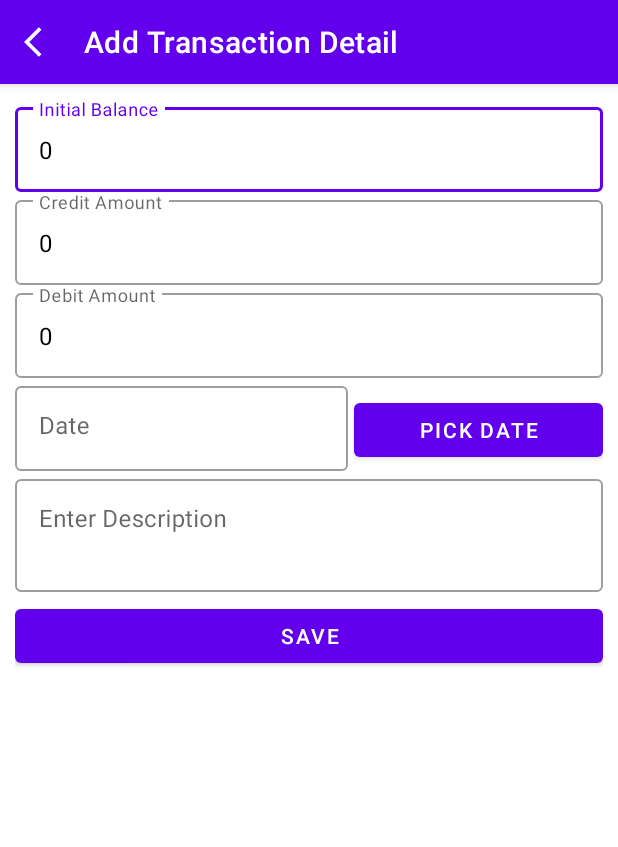
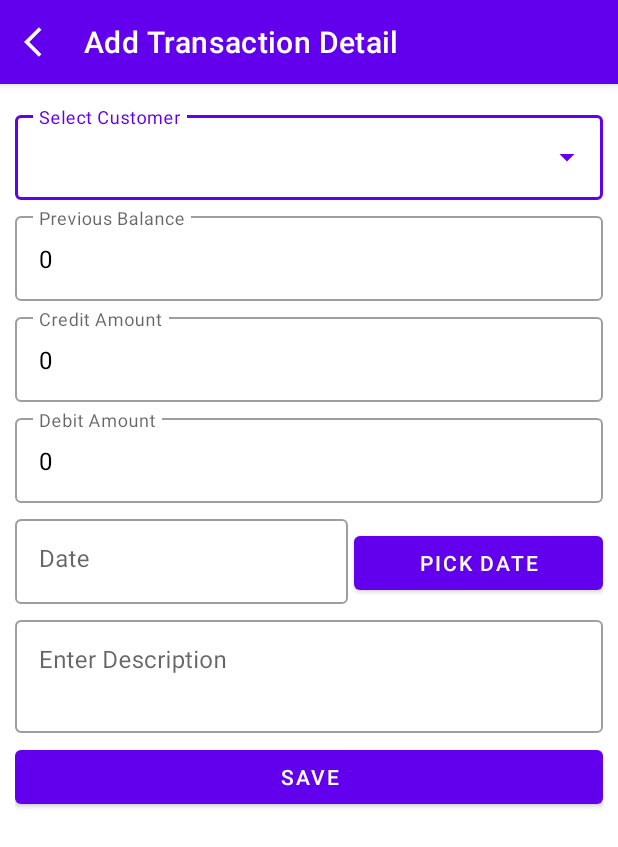
Before and after one commit to AhmerAfzal1/Rose-Simple-Accounting, an Android app: the AddTransactions screen opened directly, with no data from a screen before it, on a phone screen of 412 x 824 dp. Shown: the top 847 px of the screen. Run offline under Robolectric (Android 15) with nearby library versions, the phone set to English and light mode, and no system bars.

Commit message:
Transactions update according customers is pending

```diff
--- a/app/src/main/java/com/ahmer/accounting/AddTransactions.kt
+++ b/app/src/main/java/com/ahmer/accounting/AddTransactions.kt
@@ -4,12 +4,14 @@ import android.app.DatePickerDialog
 import android.content.Context
 import android.os.Bundle
 import android.util.Log
+import android.widget.AdapterView
 import android.widget.Toast
 import androidx.appcompat.app.AppCompatActivity
 import com.ahmer.accounting.Constants.Companion.LOG_TAG
 import com.ahmer.accounting.model.Transactions
 import com.google.android.material.appbar.MaterialToolbar
 import com.google.android.material.button.MaterialButton
+import com.google.android.material.textfield.MaterialAutoCompleteTextView
 import com.google.android.material.textfield.TextInputEditText
 import java.text.SimpleDateFormat
 import java.util.*
@@ -31,6 +33,7 @@ class AddTransactions : AppCompatActivity() {
         val pickDate = findViewById<MaterialButton>(R.id.btnDate)
         val inputDescription = findViewById<TextInputEditText>(R.id.inputDescription)
         val saveButton = findViewById<MaterialButton>(R.id.btnSave)
+        val tvSpinner = findViewById<MaterialAutoCompleteTextView>(R.id.tvSpinner)
         initialBalance.setText("0")
         creditAmount.setText("0")
         debitAmount.setText("0")
@@ -55,12 +58,25 @@ class AddTransactions : AppCompatActivity() {
             datePicker.show()
         }
 
-        val listOfTrans = myDatabaseHelper.getTransactions()
-        for (trans: Transactions in listOfTrans) {
-            Log.v(LOG_TAG, trans.toString())
-        }
+        val customerProfileFromDatabase = myDatabaseHelper.getCustomerProfileData()
+        val customersAdapter = CustomersAdapter(this, customerProfileFromDatabase)
+        var customerId: Int = 0
+        tvSpinner.threshold = 1
+        tvSpinner.setAdapter(customersAdapter)
+        tvSpinner.onItemClickListener =
+            AdapterView.OnItemClickListener { parent, view, position, id ->
+                customerId = customerProfileFromDatabase[position].id
+                when (position) {
+                    0 -> {
+                        Log.v(LOG_TAG, "Ahmer")
+                    }
+                    1 -> {
+                        Log.v(LOG_TAG, "Aamir")
+                    }
+                }
+            }
 
-        fun addTransaction(context: Context) {
+        fun addTransaction(context: Context, iD: Int) {
             try {
                 if (previousBalance > 0) {
                     initialBalance.setText(previousBalance.toString())
@@ -106,6 +122,7 @@ class AddTransactions : AppCompatActivity() {
                     val userInputDate: String = inputDate.text.toString()
                     val userInputDescription: String = inputDescription.text.toString().trim()
                     val transactions = Transactions().apply {
+                        id = iD
                         if (initialBalance.text.toString().trim().toDouble() > 0) {
                             userInputBalance = initialBalance.text.toString().trim().toDouble()
                             balance = userInputBalance
@@ -146,7 +163,7 @@ class AddTransactions : AppCompatActivity() {
         }
 
         saveButton.setOnClickListener {
-            addTransaction(this)
+            addTransaction(this, customerId)
         }
     }
 }
--- /dev/null
+++ b/app/src/main/java/com/ahmer/accounting/CustomersAdapter.kt
@@ -0,0 +1,109 @@
+package com.ahmer.accounting
+
+import android.content.Context
+import android.view.LayoutInflater
+import android.view.View
+import android.view.ViewGroup
+import android.widget.BaseAdapter
+import android.widget.Filter
+import android.widget.Filterable
+import android.widget.TextView
+import com.ahmer.accounting.model.CustomerProfile
+
+class CustomersAdapter(context: Context, arrayList: ArrayList<CustomerProfile>) :
+    BaseAdapter(), Filterable {
+
+    private val mContext = context
+    private var mArrayList: ArrayList<CustomerProfile> = arrayList
+
+    override fun getCount(): Int {
+        return mArrayList.size
+    }
+
+    override fun getItem(position: Int): CustomerProfile {
+        return mArrayList[position]
+    }
+
+    override fun getItemId(position: Int): Long {
+        return position.toLong()
+    }
+
+    private val scale = context.resources.displayMetrics.density
+    private fun init(position: Int, convertView: View?, parent: ViewGroup): View {
+        var viewConvert = convertView
+
+        if (viewConvert == null) {
+            viewConvert = LayoutInflater.from(mContext)
+                .inflate(R.layout.get_customer_data_spinner, parent, false)
+        }
+
+        val tvId = viewConvert?.findViewById<TextView>(R.id.tvId)
+        val tvName = viewConvert?.findViewById<TextView>(R.id.tvName)
+        tvId?.text = mArrayList[position].id.toString()
+        tvName?.text = mArrayList[position].name
+        val px = (scale * 5 + 0.5f).toInt()
+        tvId?.setPadding(px, px, px, px)
+        tvName?.setPadding(px, px, px, px)
+
+        return viewConvert!!
+    }
+
+    override fun getDropDownView(position: Int, convertView: View?, parent: ViewGroup): View {
+        return init(position, convertView, parent)
+    }
+
+    override fun getView(position: Int, convertView: View?, parent: ViewGroup): View {
+        return init(position, convertView, parent)
+    }
+
+    override fun getFilter(): Filter {
+        return object : Filter() {
+            override fun performFiltering(prefix: CharSequence?): FilterResults {
+                /*
+                val results = FilterResults()
+                if (prefix == null || prefix.length == 0)
+                {
+                    val list = mArrayList
+                    results.values = list
+                    results.count = list.size
+                }
+                else
+                {
+                    val prefixString = prefix.toString().toLowerCase()
+                    val unfilteredValues = mArrayList
+                    val count = unfilteredValues.size
+                    val newValues = ArrayList<CustomerProfile>(count)
+                    for (i in 0 until count)
+                    {
+                        val pc = unfilteredValues.get(i)
+                        if (pc != null)
+                        {
+                            if (pc.name != null && pc.name.startsWith(prefixString))
+                            {
+                                newValues.add(pc)
+                            }*//*
+                            else if (pc.getEmail() != null && pc.getEmail().startsWith(prefixString))
+                            {
+                                newValues.add(pc)
+                            }*//*
+                        }
+                    }
+                    results.values = newValues
+                    results.count = newValues.size
+                }
+                return results
+                */
+                return FilterResults()
+            }
+
+            override fun publishResults(constraint: CharSequence?, results: FilterResults?) {
+                /*
+                if (results != null) {
+                    mArrayList = results.values as ArrayList<CustomerProfile>
+                }
+                notifyDataSetChanged()
+                */
+            }
+        }
+    }
+}
--- a/app/src/main/java/com/ahmer/accounting/MyDatabaseHelper.kt
+++ b/app/src/main/java/com/ahmer/accounting/MyDatabaseHelper.kt
@@ -52,7 +52,7 @@ class MyDatabaseHelper(context: Context) :
                     "CHECK($CUSTOMER_GENDER IN ('Male', 'Female', 'Unknown'))" +
                     ")"
             val createTransactionsTable = "CREATE TABLE IF NOT EXISTS $TRANSACTIONS_TABLE_NAME (" +
-                    "$ID INTEGER PRIMARY KEY AUTOINCREMENT UNIQUE NOT NULL, " +
+                    "$ID INTEGER PRIMARY KEY UNIQUE NOT NULL, " +
                     "$DATE DATE DEFAULT CURRENT_DATE NOT NULL, " +
                     "$DESCRIPTION TEXT NOT NULL, " +
                     "$CREDIT REAL, " +
@@ -170,6 +170,7 @@ class MyDatabaseHelper(context: Context) :
 
     fun insertTransactions(transactions: Transactions) {
         val contentValues = ContentValues().apply {
+            put(ID, transactions.id)
             put(DATE, transactions.date)
             put(DESCRIPTION, transactions.description)
             put(CREDIT, transactions.credit)
--- a/app/src/main/java/com/ahmer/accounting/model/CustomerProfile.kt
+++ b/app/src/main/java/com/ahmer/accounting/model/CustomerProfile.kt
@@ -19,4 +19,8 @@ class CustomerProfile {
     var phone3: String = ""
 
     var comment: String = ""
+
+    override fun toString(): String {
+        return "ID: $id - $name"
+    }
 }
--- a/app/src/main/res/layout/add_transactions.xml
+++ b/app/src/main/res/layout/add_transactions.xml
@@ -27,9 +27,32 @@
         android:layout_margin="10dp">
 
         <LinearLayout
+            android:id="@+id/layoutSpinner"
+            android:layout_width="match_parent"
+            android:layout_height="wrap_content"
+            android:layout_marginTop="5dp"
+            android:orientation="horizontal">
+
+            <com.google.android.material.textfield.TextInputLayout
+                style="@style/Widget.MaterialComponents.TextInputLayout.OutlinedBox.ExposedDropdownMenu"
+                android:layout_width="match_parent"
+                android:layout_height="wrap_content"
+                android:hint="@string/select_customer">
+
+                <com.google.android.material.textfield.MaterialAutoCompleteTextView
+                    android:id="@+id/tvSpinner"
+                    android:layout_width="match_parent"
+                    android:layout_height="wrap_content"
+                    android:inputType="none" />
+            </com.google.android.material.textfield.TextInputLayout>
+        </LinearLayout>
+
+        <LinearLayout
             android:id="@+id/layoutBalance"
             android:layout_width="match_parent"
             android:layout_height="wrap_content"
+            android:layout_below="@id/layoutSpinner"
+            android:layout_marginTop="5dp"
             android:orientation="horizontal">
 
             <com.google.android.material.textfield.TextInputLayout
@@ -44,7 +67,7 @@
                     android:focusable="true"
                     android:focusableInTouchMode="true"
                     android:gravity="top|start"
-                    android:hint="Initial Balance"
+                    android:hint="@string/previous_balance"
                     android:inputType="numberDecimal"
                     android:lines="1"
                     android:textColor="@android:color/black" />
@@ -56,6 +79,7 @@
             android:layout_width="match_parent"
             android:layout_height="wrap_content"
             android:layout_below="@id/layoutBalance"
+            android:layout_marginTop="5dp"
             android:orientation="horizontal">
 
             <com.google.android.material.textfield.TextInputLayout
@@ -70,7 +94,7 @@
                     android:focusable="true"
                     android:focusableInTouchMode="true"
                     android:gravity="top|start"
-                    android:hint="Credit Amount"
+                    android:hint="@string/credit_amount"
                     android:inputType="numberDecimal"
                     android:lines="1"
                     android:textColor="@android:color/black" />
@@ -82,6 +106,7 @@
             android:layout_width="match_parent"
             android:layout_height="wrap_content"
             android:layout_below="@id/layoutCredit"
+            android:layout_marginTop="5dp"
             android:orientation="horizontal">
 
             <com.google.android.material.textfield.TextInputLayout
@@ -96,7 +121,7 @@
                     android:focusable="true"
                     android:focusableInTouchMode="true"
                     android:gravity="top|start"
-                    android:hint="Debit Amount"
+                    android:hint="@string/debit_amount"
                     android:inputType="numberDecimal"
                     android:lines="1"
                     android:textColor="@android:color/black" />
@@ -108,6 +133,7 @@
             android:layout_width="match_parent"
             android:layout_height="wrap_content"
             android:layout_below="@id/layoutDebit"
+            android:layout_marginTop="5dp"
             android:orientation="horizontal"
             android:weightSum="2">
 
@@ -125,7 +151,7 @@
                     android:focusable="true"
                     android:focusableInTouchMode="true"
                     android:gravity="top|start"
-                    android:hint="Date"
+                    android:hint="@string/date"
                     android:inputType="date"
                     android:lines="1"
                     android:textColor="@android:color/black" />
@@ -137,7 +163,7 @@
                 android:layout_height="wrap_content"
                 android:layout_marginStart="2dp"
                 android:layout_weight="1"
-                android:text="Pick Date" />
+                android:text="@string/pick_date" />
         </LinearLayout>
 
         <LinearLayout
@@ -145,6 +171,7 @@
             android:layout_width="match_parent"
             android:layout_height="wrap_content"
             android:layout_below="@id/layoutDate"
+            android:layout_marginTop="5dp"
             android:orientation="horizontal">
 
             <com.google.android.material.textfield.TextInputLayout
@@ -159,7 +186,7 @@
                     android:focusable="true"
                     android:focusableInTouchMode="true"
                     android:gravity="top|start"
-                    android:hint="Enter Description"
+                    android:hint="@string/enter_description"
                     android:inputType="textMultiLine"
                     android:lines="2"
                     android:maxLines="3"
@@ -179,7 +206,7 @@
                 android:id="@+id/btnSave"
                 android:layout_width="match_parent"
                 android:layout_height="wrap_content"
-                android:text="Save" />
+                android:text="@string/save" />
         </LinearLayout>
     </RelativeLayout>
 </RelativeLayout>
--- a/app/src/main/res/values/strings.xml
+++ b/app/src/main/res/values/strings.xml
@@ -22,4 +22,11 @@
     <string name="customer_phone2">Phone2:</string>
     <string name="customer_phone3">Phone3:</string>
     <string name="customer_comments">Comments:</string>
+    <string name="select_customer">Select Customer</string>
+    <string name="previous_balance">Previous Balance</string>
+    <string name="credit_amount">Credit Amount</string>
+    <string name="debit_amount">Debit Amount</string>
+    <string name="date">Date</string>
+    <string name="pick_date">Pick Date</string>
+    <string name="enter_description">Enter Description</string>
 </resources>
```
Also changed, not shown: app/src/main/res/layout/get_customer_data_spinner.xml (added, +23 -0 lines).
